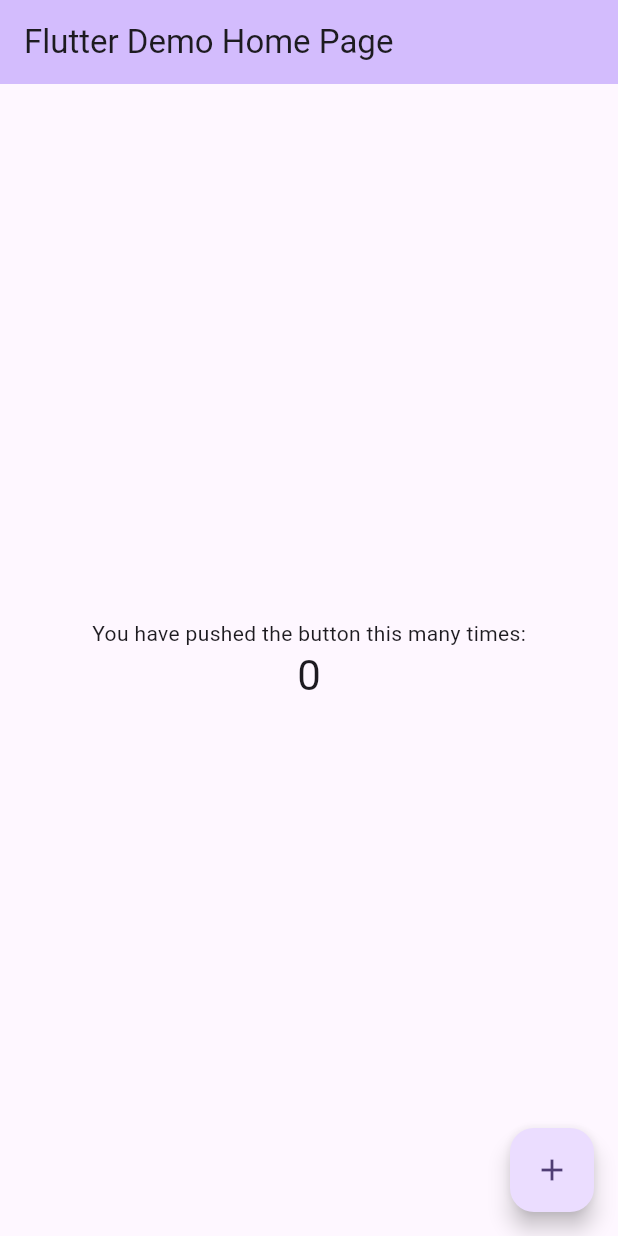
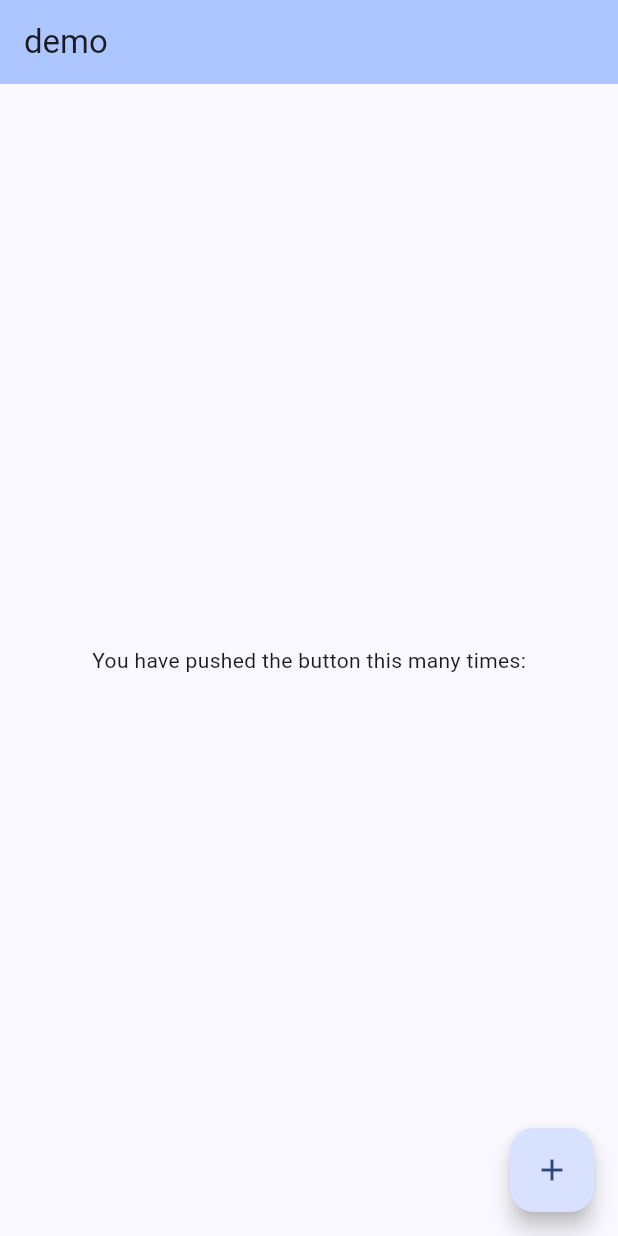
Before and after one commit to hamburg1r/launcher, a Flutter app: the screen it shows after launch, on a phone screen of 412 x 824 dp. Run offline on Flutter 3.47's test engine with Material 3 defaults, Android fonts, the phone set to English and light mode, and no system bars; drawn by our look-alikes of dynamic_color; our stand-ins replace flutter_riverpod.

Commit message:
Starting template

```diff
--- a/lib/main.dart
+++ b/lib/main.dart
@@ -1,52 +1,75 @@
+import 'package:dynamic_color/dynamic_color.dart';
 import 'package:flutter/material.dart';
+import 'package:flutter_riverpod/flutter_riverpod.dart';
 
 void main() {
-  runApp(const MyApp());
+  runApp(
+    ProviderScope(
+      child: const MyApp(),
+    ),
+  );
 }
 
 class MyApp extends StatelessWidget {
   const MyApp({super.key});
 
-  // This widget is the root of your application.
   @override
   Widget build(BuildContext context) {
-    return MaterialApp(
-      title: 'Flutter Demo',
-      theme: ThemeData(
-        // This is the theme of your application.
-        //
-        // TRY THIS: Try running your application with "flutter run". You'll see
-        // the application has a purple toolbar. Then, without quitting the app,
-        // try changing the seedColor in the colorScheme below to Colors.green
-        // and then invoke "hot reload" (save your changes or press the "hot
-        // reload" button in a Flutter-supported IDE, or press "r" if you used
-        // the command line to start the app).
-        //
-        // Notice that the counter didn't reset back to zero; the application
-        // state is not lost during the reload. To reset the state, use hot
-        // restart instead.
-        //
-        // This works for code too, not just values: Most code changes can be
-        // tested with just a hot reload.
-        colorScheme: ColorScheme.fromSeed(seedColor: Colors.deepPurple),
-        useMaterial3: true,
-      ),
-      home: const MyHomePage(title: 'Flutter Demo Home Page'),
+    return DynamicColorBuilder(
+      builder: (ColorScheme? lightDynamic, ColorScheme? darkDynamic) {
+        ColorScheme lightColorScheme;
+        ColorScheme darkColorScheme;
+
+        if (lightDynamic != null && darkDynamic != null) {
+          // On Android S+ devices, use the provided dynamic color scheme.
+          // (Recommended) Harmonize the dynamic color scheme' built-in semantic colors.
+          lightColorScheme = lightDynamic.harmonized();
+          // (Optional) Customize the scheme as desired. For example, one might
+          // want to use a brand color to override the dynamic [ColorScheme.secondary].
+          // lightColorScheme = lightColorScheme.copyWith(secondary: _brandBlue);
+          // (Optional) If applicable, harmonize custom colors.
+          // lightCustomColors = lightCustomColors.harmonized(lightColorScheme);
+
+          // Repeat for the dark color scheme.
+          darkColorScheme = darkDynamic.harmonized();
+          // darkColorScheme = darkColorScheme.copyWith(secondary: _brandBlue);
+          // darkCustomColors = darkCustomColors.harmonized(darkColorScheme);
+
+          // _isDemoUsingDynamicColors = true; // ignore, only for demo purposes
+        } else {
+          // Otherwise, use fallback schemes.
+          lightColorScheme = ColorScheme.fromSeed(
+            seedColor: Colors.blueAccent,
+          );
+          darkColorScheme = ColorScheme.fromSeed(
+            seedColor: Colors.blueAccent,
+            brightness: Brightness.dark,
+          );
+        }
+        return MaterialApp(
+          debugShowCheckedModeBanner: false,
+          title: "NoteQuest",
+          theme: ThemeData(
+            // primaryColor: MaterialAccentColor(accentColor),
+            colorScheme: lightColorScheme,
+            useMaterial3: true,
+          ),
+          darkTheme: ThemeData(
+            colorScheme: darkColorScheme,
+            useMaterial3: true,
+          ),
+          themeMode: ThemeMode.system,
+          home: MyHomePage(
+            title: 'demo',
+          ),
+        );
+      },
     );
   }
 }
 
 class MyHomePage extends StatefulWidget {
   const MyHomePage({super.key, required this.title});
-
-  // This widget is the home page of your application. It is stateful, meaning
-  // that it has a State object (defined below) that contains fields that affect
-  // how it looks.
-
-  // This class is the configuration for the state. It holds the values (in this
-  // case the title) provided by the parent (in this case the App widget) and
-  // used by the build method of the State. Fields in a Widget subclass are
-  // always marked "final".
 
   final String title;
 
@@ -55,68 +78,27 @@ class MyHomePage extends StatefulWidget {
 }
 
 class _MyHomePageState extends State<MyHomePage> {
-  int _counter = 0;
-
-  void _incrementCounter() {
-    setState(() {
-      // This call to setState tells the Flutter framework that something has
-      // changed in this State, which causes it to rerun the build method below
-      // so that the display can reflect the updated values. If we changed
-      // _counter without calling setState(), then the build method would not be
-      // called again, and so nothing would appear to happen.
-      _counter++;
-    });
-  }
-
   @override
   Widget build(BuildContext context) {
-    // This method is rerun every time setState is called, for instance as done
-    // by the _incrementCounter method above.
-    //
-    // The Flutter framework has been optimized to make rerunning build methods
-    // fast, so that you can just rebuild anything that needs updating rather
-    // than having to individually change instances of widgets.
     return Scaffold(
       appBar: AppBar(
-        // TRY THIS: Try changing the color here to a specific color (to
-        // Colors.amber, perhaps?) and trigger a hot reload to see the AppBar
-        // change color while the other colors stay the same.
         backgroundColor: Theme.of(context).colorScheme.inversePrimary,
-        // Here we take the value from the MyHomePage object that was created by
-        // the App.build method, and use it to set our appbar title.
         title: Text(widget.title),
       ),
       body: Center(
         // Center is a layout widget. It takes a single child and positions it
         // in the middle of the parent.
         child: Column(
-          // Column is also a layout widget. It takes a list of children and
-          // arranges them vertically. By default, it sizes itself to fit its
-          // children horizontally, and tries to be as tall as its parent.
-          //
-          // Column has various properties to control how it sizes itself and
-          // how it positions its children. Here we use mainAxisAlignment to
-          // center the children vertically; the main axis here is the vertical
-          // axis because Columns are vertical (the cross axis would be
-          // horizontal).
-          //
-          // TRY THIS: Invoke "debug painting" (choose the "Toggle Debug Paint"
-          // action in the IDE, or press "p" in the console), to see the
-          // wireframe for each widget.
           mainAxisAlignment: MainAxisAlignment.center,
           children: <Widget>[
             const Text(
               'You have pushed the button this many times:',
             ),
-            Text(
-              '$_counter',
-              style: Theme.of(context).textTheme.headlineMedium,
-            ),
           ],
         ),
       ),
       floatingActionButton: FloatingActionButton(
-        onPressed: _incrementCounter,
+        onPressed: null,
         tooltip: 'Increment',
         child: const Icon(Icons.add),
       ), // This trailing comma makes auto-formatting nicer for build methods.
```
Also changed, not shown: pubspec.yaml (+7 -0 lines), pubspec.lock.
